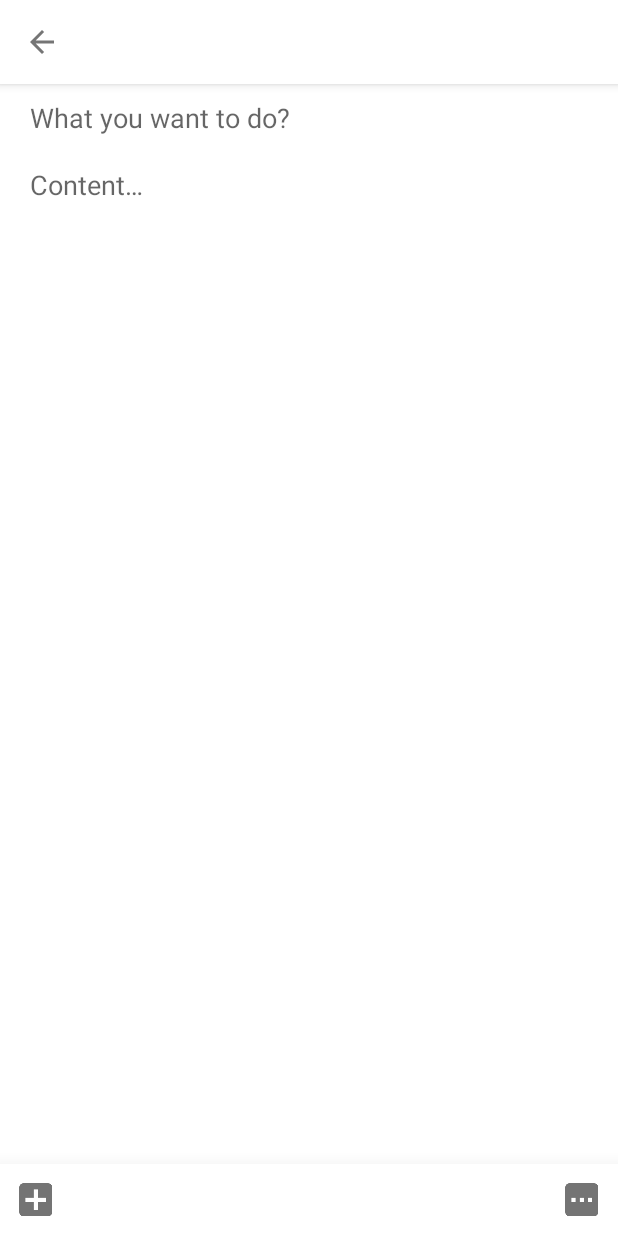
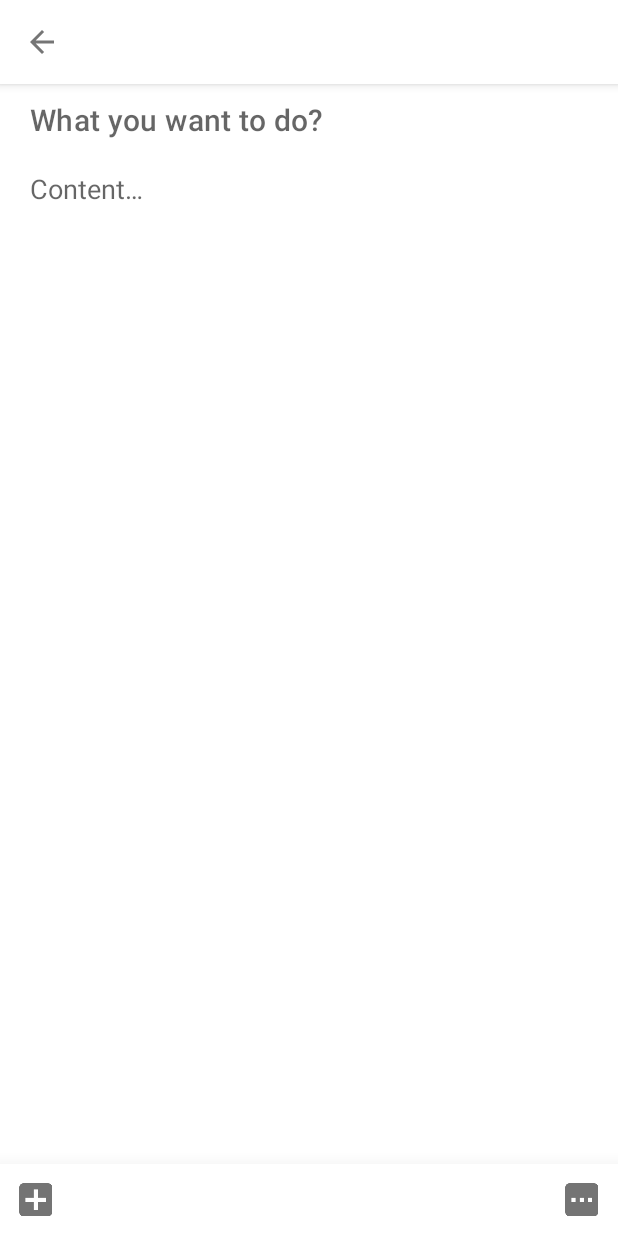
Before and after one commit to gavinlin/Daily, an Android app: the BulletFragment screen opened directly, with no data from a screen before it, on a phone screen of 412 x 824 dp. Run offline under Robolectric (Android 15) with nearby library versions, the phone set to English and light mode, and no system bars; our stand-ins replace Dagger/Hilt's generated code, RxJava.

Commit message:
Update bullet title

```diff
--- a/app/src/main/res/layout/fragment_bullet.xml
+++ b/app/src/main/res/layout/fragment_bullet.xml
@@ -29,6 +29,7 @@
                 android:nextFocusLeft="@id/bullet_title"
                 android:singleLine="true"
                 android:imeOptions="actionNext"
+                style="?attr/textAppearanceHeadline6"
                 />
 
             <FrameLayout
--- a/app/src/main/res/values/styles.xml
+++ b/app/src/main/res/values/styles.xml
@@ -14,6 +14,7 @@
         <item name="colorSecondaryDark">?attr/colorPrimaryDark</item>
         <item name="scrimBackground">@color/mtrl_scrim_color</item>
         <item name="snackbarButtonStyle">?attr/borderlessButtonStyle</item>
+
         <item name="android:windowLightStatusBar" tools:targetApi="23">true</item>
         <item name="android:navigationBarColor">@android:color/white</item>
         <item name="android:windowLightNavigationBar">true</item>
```
